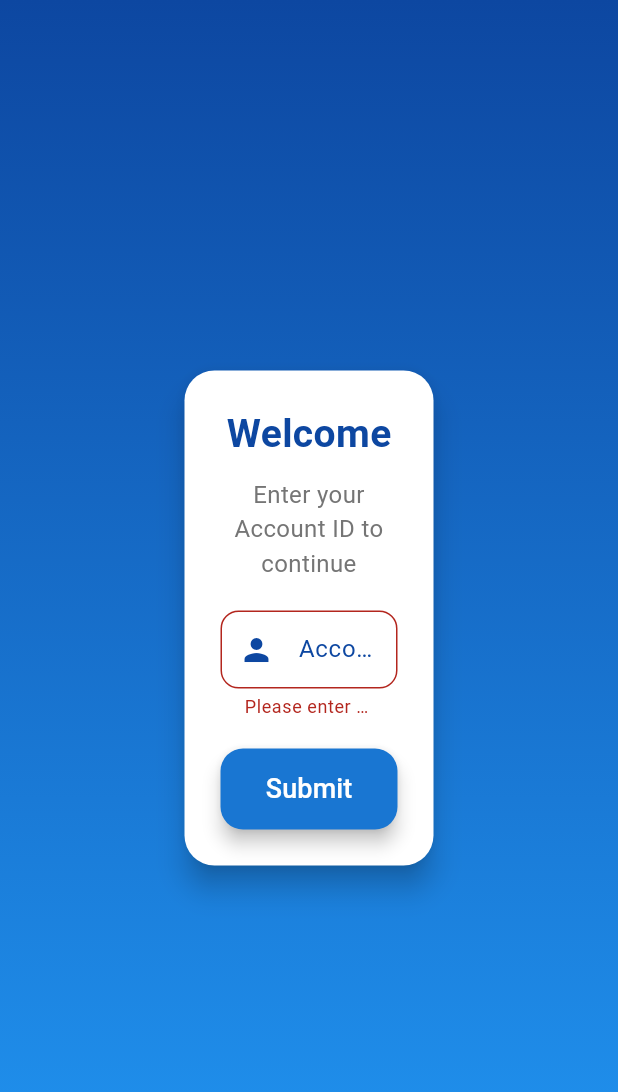
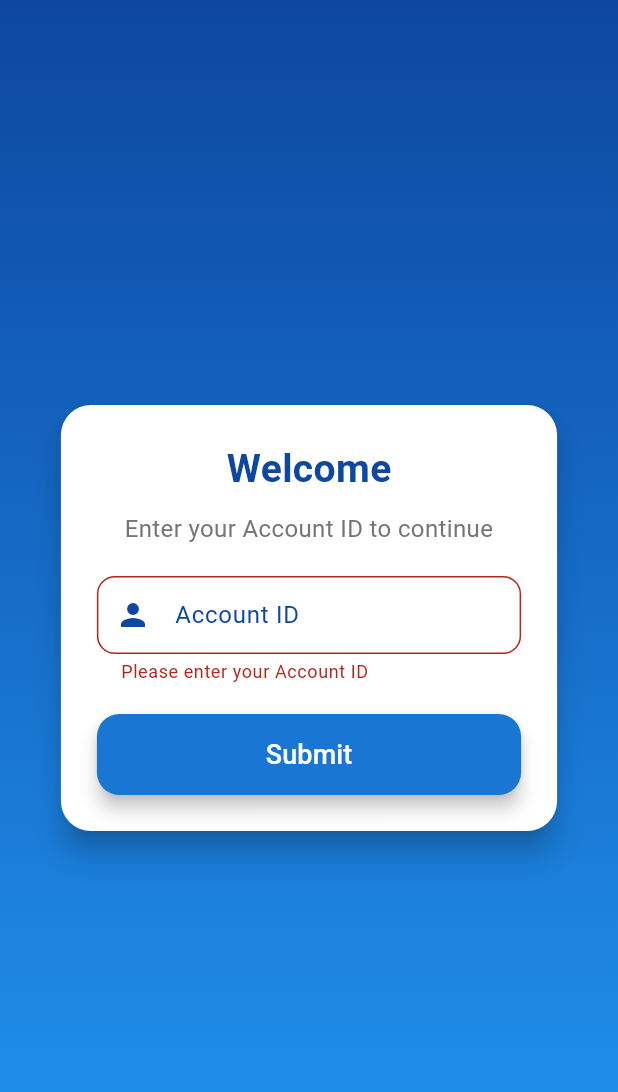
Before and after one commit to whatever413y/M18-Residences, a Flutter app: the screen it shows after launch, after a tap on "Submit", on a phone screen of 412 x 824 dp. Shown: the top 1092 px of the screen. Run offline on Flutter 3.47's test engine with Material 3 defaults, Android fonts, the phone set to English and light mode, and no system bars; our stand-ins replace equatable, fl_chart, flutter_bloc, flutter_dotenv, shared_preferences; network calls fail.

Commit message:
Improve mobile responsiveness across main pages
Refactored billing, history, home, and login pages to use LayoutBuilder for width calculations and responsive paddings, font sizes, and element sizing. Bar chart and billing history widgets now adapt to screen size for better mobile usability. This enhances the user experience on smaller devices.

```diff
--- a/lib/features/history/widgets/electric_consumption_bar_chart.dart
+++ b/lib/features/history/widgets/electric_consumption_bar_chart.dart
@@ -6,8 +6,9 @@ import 'package:m18_residences/models/reading.dart';
 class ElectricConsumptionBarChart extends StatelessWidget {
   final List<Reading> completeReadings;
   final int yMax;
+  final double barWidth;
 
-  const ElectricConsumptionBarChart({super.key, required this.completeReadings, required this.yMax});
+  const ElectricConsumptionBarChart({super.key, required this.completeReadings, required this.yMax, required this.barWidth});
 
   @override
   Widget build(BuildContext context) {
@@ -28,7 +29,7 @@ class ElectricConsumptionBarChart extends StatelessWidget {
                   BarChartRodData(
                     toY: value.toDouble(),
                     color: Colors.blue,
-                    width: 15,
+                    width: barWidth,
                     borderRadius: BorderRadius.circular(4),
                     backDrawRodData: BackgroundBarChartRodData(show: true, toY: yMax.toDouble(), color: Colors.grey.withAlpha(50)),
                   ),
--- a/lib/features/login/login_page.dart
+++ b/lib/features/login/login_page.dart
@@ -34,7 +34,6 @@ class LoginPageState extends State<LoginPage> {
   @override
   Widget build(BuildContext context) {
     final theme = AppTheme.lightTheme;
-    final screenWidth = MediaQuery.of(context).size.width * 0.5;
 
     return Theme(
       data: theme,
@@ -53,6 +52,10 @@ class LoginPageState extends State<LoginPage> {
           },
           child: LayoutBuilder(
             builder: (context, constraints) {
+              final maxWidth = constraints.maxWidth;
+
+              final cardWidth = maxWidth < 500 ? maxWidth * 0.9 : 400.0;
+
               return Stack(
                 children: [
                   Container(
@@ -67,8 +70,8 @@ class LoginPageState extends State<LoginPage> {
                   Center(
                     child: SingleChildScrollView(
                       child: ConstrainedBox(
-                        constraints: BoxConstraints(maxWidth: screenWidth),
-                        child: Padding(padding: const EdgeInsets.all(16.0), child: _buildCard(context)),
+                        constraints: BoxConstraints(maxWidth: cardWidth),
+                        child: Padding(padding: const EdgeInsets.all(16.0), child: _buildCard(context, maxWidth)),
                       ),
                     ),
                   ),
@@ -81,23 +84,29 @@ class LoginPageState extends State<LoginPage> {
     );
   }
 
-  Widget _buildCard(BuildContext context) {
+  Widget _buildCard(BuildContext context, double maxWidth) {
+    final isMobile = maxWidth < 400;
+
     return Card(
       elevation: 8,
       shape: RoundedRectangleBorder(borderRadius: BorderRadius.circular(20)),
       child: Padding(
-        padding: const EdgeInsets.all(24.0),
+        padding: EdgeInsets.all(isMobile ? 16.0 : 24.0),
         child: Form(
           key: _formKey,
           child: Column(
             mainAxisSize: MainAxisSize.min,
             children: [
-              Text("Welcome", style: TextStyle(fontSize: 26, fontWeight: FontWeight.bold, color: Colors.blue.shade900)),
-              const SizedBox(height: 10),
-              Text("Enter your Account ID to continue", style: TextStyle(fontSize: 16, color: Colors.grey[600]), textAlign: TextAlign.center),
-              const SizedBox(height: 20),
+              Text("Welcome", style: TextStyle(fontSize: isMobile ? 22 : 26, fontWeight: FontWeight.bold, color: Colors.blue.shade900)),
+              SizedBox(height: isMobile ? 8 : 10),
+              Text(
+                "Enter your Account ID to continue",
+                style: TextStyle(fontSize: isMobile ? 14 : 16, color: Colors.grey[600]),
+                textAlign: TextAlign.center,
+              ),
+              SizedBox(height: isMobile ? 16 : 20),
               _buildAccountIDInput(),
-              const SizedBox(height: 20),
+              SizedBox(height: isMobile ? 16 : 20),
               _buildSearchButton(),
             ],
           ),
```
Also changed, not shown: lib/features/billing/billing_page.dart (+15 -11 lines), lib/features/history/history_page.dart (+28 -13 lines), lib/features/home/home_page.dart (+17 -16 lines).
